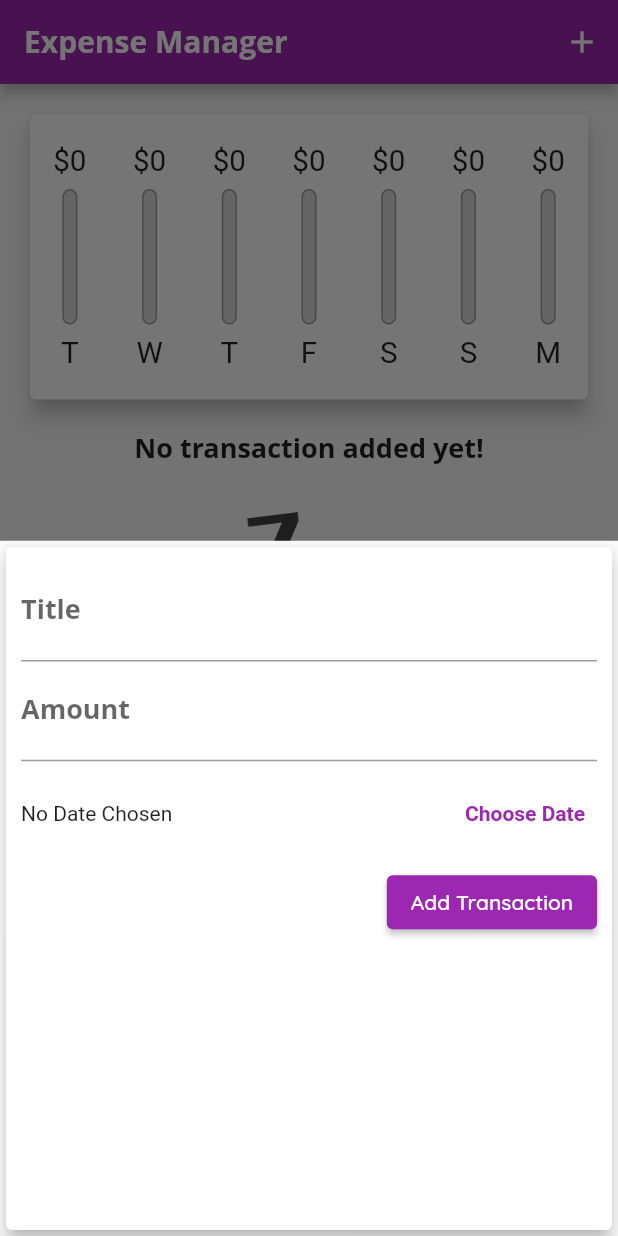
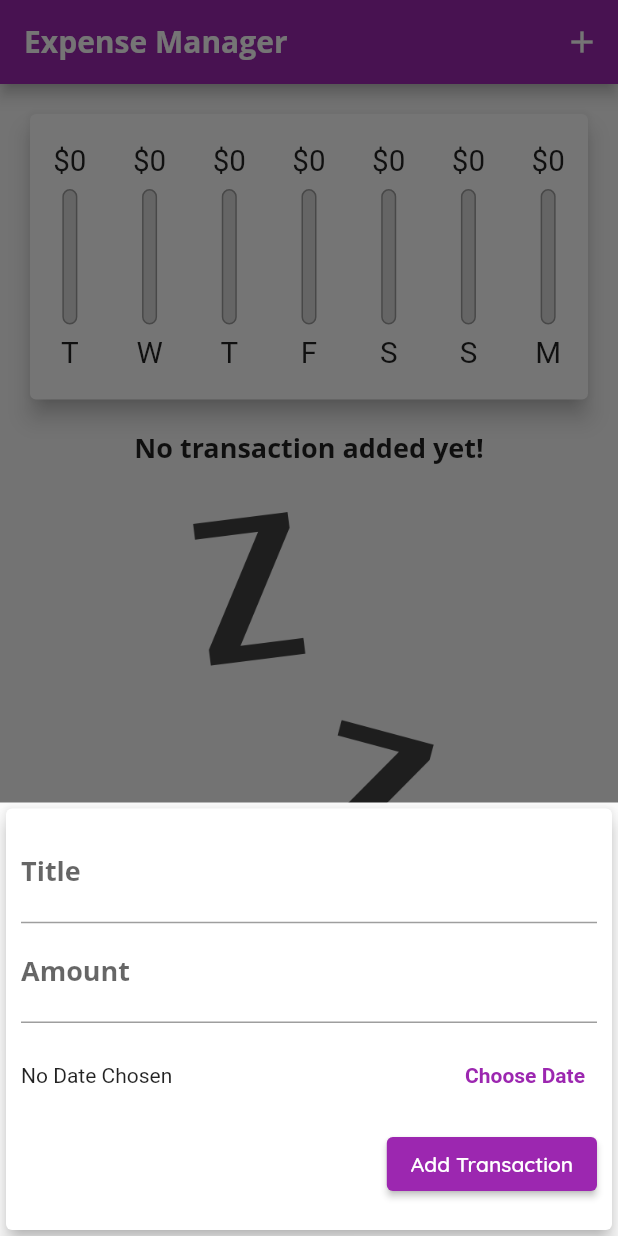
Before and after one commit to cjmaaz/ExpenseApp_Flutter, a Flutter app: the screen it shows after launch, after a tap on the "add" icon, on a phone screen of 412 x 824 dp. Run offline on Flutter 3.47's test engine with Material 2 defaults, Android fonts, the phone set to English and light mode, and no system bars; missing offline and left inert: dart:ffi; Roboto replaces fonts that are missing (Open Sans).

Commit message:
Landscape/Switch/MediaQuery/LayoutBuilder

```diff
--- a/lib/main.dart
+++ b/lib/main.dart
@@ -1,4 +1,6 @@
 // ignore_for_file: prefer_const_constructors
+import 'dart:ffi';
+
 import 'package:flutter/material.dart';
 //import 'package:flutter/services.dart';
 
@@ -63,6 +65,8 @@ class _MyHomePageState extends State<MyHomePage> {
     //     id: 't3', title: 'Mariyam', amount: 623.22, date: DateTime.now()),
   ];
 
+  bool _showChart = false;
+
   List<Transaction> get _recentTransaction {
     return _userTransactions.where((eachTx) {
       return eachTx.date.isAfter(DateTime.now().subtract(Duration(days: 7)));
@@ -103,6 +107,7 @@ class _MyHomePageState extends State<MyHomePage> {
 
   @override
   Widget build(BuildContext context) {
+    final bool isLandscape = MediaQuery.of(context).orientation == Orientation.landscape;
     final appBar = AppBar(
       title: Text('Expense Manager'),
       actions: <Widget>[
@@ -112,6 +117,10 @@ class _MyHomePageState extends State<MyHomePage> {
         )
       ],
     );
+    final txListWidget = Container(
+        height: (MediaQuery.of(context).size.height - appBar.preferredSize.height -  MediaQuery.of(context).padding.top) * 0.7,
+        child: TransactionList(_userTransactions, _deleteTransaction)
+    );
     return Scaffold(
       appBar: appBar,
       body: SingleChildScrollView(
@@ -119,14 +128,26 @@ class _MyHomePageState extends State<MyHomePage> {
           //mainAxisAlignment: MainAxisAlignment.center,
           crossAxisAlignment: CrossAxisAlignment.stretch,
           children: <Widget>[
-            Container(
+            if(isLandscape) Row(
+              mainAxisAlignment: MainAxisAlignment.center,
+              children: <Widget>[
+                Text('Show Chart'),
+                Switch(value: _showChart, onChanged: (val){
+                  setState(() {
+                    _showChart = val;
+                  });
+                }),
+              ],
+            ),
+            if(!isLandscape) Container(
                 height: (MediaQuery.of(context).size.height - appBar.preferredSize.height - MediaQuery.of(context).padding.top ) * 0.3,
                 child: Chart(_recentTransaction)
             ),
-            Container(
-                height: (MediaQuery.of(context).size.height - appBar.preferredSize.height -  MediaQuery.of(context).padding.top) * 0.7,
-                child: TransactionList(_userTransactions, _deleteTransaction)
-            ),
+            if(!isLandscape) txListWidget,
+            if(isLandscape) _showChart ? Container(
+                height: (MediaQuery.of(context).size.height - appBar.preferredSize.height - MediaQuery.of(context).padding.top ) * 0.7,
+                child: Chart(_recentTransaction)
+            ): txListWidget
           ],
         ),
       ),
--- a/lib/widgets/new_transaction.dart
+++ b/lib/widgets/new_transaction.dart
@@ -49,10 +49,16 @@ class _NewTransactionState extends State<NewTransaction> {
 
   @override
   Widget build(BuildContext context) {
-    return Card(
+    return SingleChildScrollView(
+      child: Card(
         elevation: 5,
         child: Container(
-        padding: EdgeInsets.all(10),
+          padding: EdgeInsets.only(
+              top: 10,
+              left: 10,
+              right: 10,
+              bottom: MediaQuery.of(context).viewInsets.bottom + 20,
+          ),
           child: Column(
             crossAxisAlignment: CrossAxisAlignment.end,
             children: [
@@ -116,6 +122,7 @@ class _NewTransactionState extends State<NewTransaction> {
             ],
           ),
         ),
+      ),
     );
   }
 }
--- a/lib/widgets/transaction_list.dart
+++ b/lib/widgets/transaction_list.dart
@@ -1,5 +1,3 @@
-import 'dart:ffi';
-
 import 'package:intl/intl.dart';
 
 import '../models/transaction.dart';
@@ -14,7 +12,8 @@ class TransactionList extends StatelessWidget {
   @override
   Widget build(BuildContext context) {
     return  transactions.isEmpty
-            ? Column(
+            ? LayoutBuilder(builder: (ctx, constraint){
+              return Column(
                   children: <Widget>[
                     Text('No transaction added yet!',
                         style: Theme.of(context).textTheme.titleMedium),
@@ -22,13 +21,14 @@ class TransactionList extends StatelessWidget {
                       height: 30,
                     ),
                     Container(
-                      height: 200,
+                        height: constraint.maxHeight * 0.7,
                         child: Image.asset(
                           'assets/images/waiting.png',
                           fit: BoxFit.cover,
                         ))
                   ],
-              )
+                );
+            })
             : ListView.builder(
                 itemBuilder: (ctx, idx) {
                   return Card(
@@ -50,7 +50,16 @@ class TransactionList extends StatelessWidget {
                         ),
                         subtitle: Text(
                             DateFormat.yMMMd().format(transactions[idx].date)),
-                        trailing: IconButton(
+                        trailing: MediaQuery.of(context).size.width > 360 ?
+                            TextButton.icon(
+                                onPressed: () => _deleteTxn(transactions[idx].id),
+                                icon: Icon(Icons.delete),
+                                style: ButtonStyle(
+                                  foregroundColor: MaterialStateProperty.all(Theme.of(context).errorColor),
+                                  ),
+                                label: Text('Delete'),
+                            )
+                            : IconButton(
                           onPressed: () => _deleteTxn(transactions[idx].id),
                           icon: Icon(Icons.delete),
                           color: Theme.of(context).errorColor,
```
Lines whose indentation alone changed are shown as unchanged.
